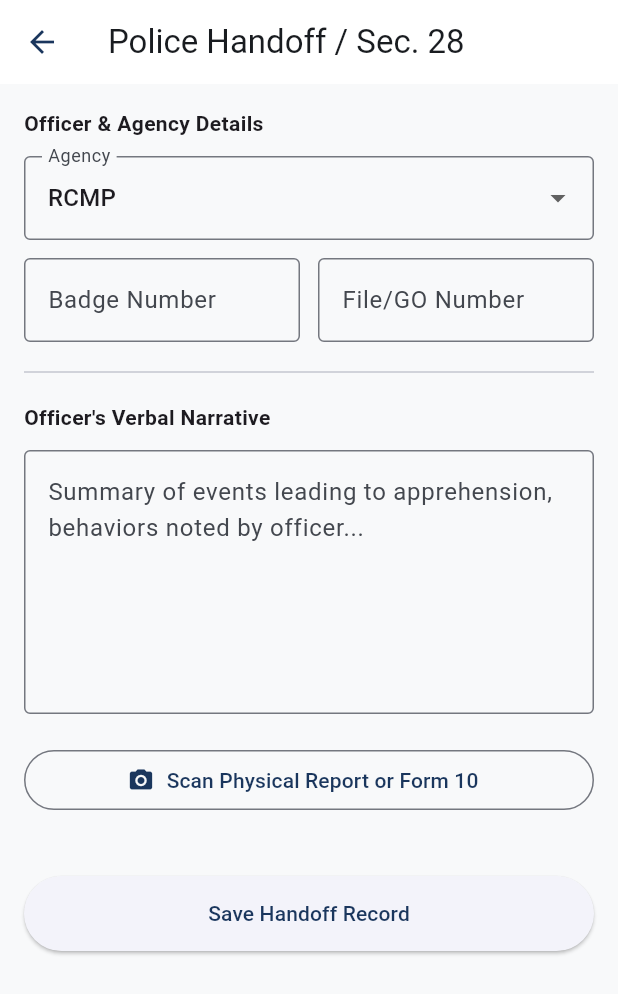
After one commit to rick-dalley/progressor, a Flutter app: the PoliceReportScreen screen opened directly, on a phone screen of 412 x 824 dp. The commit adds this screen. Shown: the top 994 px of the screen. Run offline on Flutter 3.47's test engine with Material 3 defaults, Android fonts, the light colour scheme and no system bars; our stand-ins replace google_fonts; Roboto replaces fonts that are missing (Inclusive Sans).

Commit message:
Added a screen for police reports (police_report.dart)

```diff
--- a/lib/screens/patient_roster.dart
+++ b/lib/screens/patient_roster.dart
@@ -1,6 +1,7 @@
 import 'dart:convert';
 import 'package:flutter/material.dart';
 import 'package:flutter/services.dart';
+import 'package:triage/screens/police_report.dart';
 import 'package:triage/screens/vitals.dart';
 import '../generated/l10n.dart';
 import '../widgets/patient_card.dart';
@@ -68,6 +69,18 @@ class _PatientRosterState extends State<PatientRoster> {
               onTap: () {
                 Navigator.pop(context);
                 _launchAssessmentModal(context);
+              },
+            ),
+            ListTile(
+              leading: const Icon(Icons.local_police_outlined, color: Colors.indigo),
+              title: const Text("Law Enforcement Handoff"),
+              subtitle: const Text("Section 28, Form 10, or Verbal Report"),
+              onTap: () {
+                Navigator.pop(context); // Close the popup
+                Navigator.push(
+                  context,
+                  MaterialPageRoute(builder: (context) => const PoliceReportScreen()),
+                );
               },
             ),
             const SizedBox(height: 20),
--- /dev/null
+++ b/lib/screens/police_report.dart
@@ -0,0 +1,94 @@
+import 'package:flutter/cupertino.dart';
+import 'package:flutter/material.dart';
+
+class PoliceReportScreen extends StatefulWidget {
+  const PoliceReportScreen({super.key});
+
+  @override
+  State<PoliceReportScreen> createState() => _PoliceReportScreenState();
+}
+
+class _PoliceReportScreenState extends State<PoliceReportScreen> {
+  final _badgeController = TextEditingController();
+  final _fileNumberController = TextEditingController();
+  final _narrativeController = TextEditingController();
+  String _selectedAgency = 'RCMP';
+
+  @override
+  Widget build(BuildContext context) {
+    return Scaffold(
+      appBar: AppBar(title: const Text("Police Handoff / Sec. 28")),
+      body: ListView(
+        padding: const EdgeInsets.all(16.0),
+        children: [
+          // Section 1: Agency Information
+          const Text("Officer & Agency Details", style: TextStyle(fontWeight: FontWeight.bold)),
+          const SizedBox(height: 12),
+          DropdownButtonFormField<String>(
+            value: _selectedAgency,
+            items: ['RCMP', 'VPD', 'Transit Police', 'Other'].map((String value) {
+              return DropdownMenuItem<String>(value: value, child: Text(value));
+            }).toList(),
+            onChanged: (val) => setState(() => _selectedAgency = val!),
+            decoration: const InputDecoration(border: OutlineInputBorder(), labelText: "Agency"),
+          ),
+          const SizedBox(height: 12),
+          Row(
+            children: [
+              Expanded(
+                child: TextField(
+                  controller: _badgeController,
+                  decoration: const InputDecoration(border: OutlineInputBorder(), labelText: "Badge Number"),
+                ),
+              ),
+              const SizedBox(width: 12),
+              Expanded(
+                child: TextField(
+                  controller: _fileNumberController,
+                  decoration: const InputDecoration(border: OutlineInputBorder(), labelText: "File/GO Number"),
+                ),
+              ),
+            ],
+          ),
+          const Divider(height: 40),
+
+          // Section 2: Narrative & Summary
+          const Text("Officer's Verbal Narrative", style: TextStyle(fontWeight: FontWeight.bold)),
+          const SizedBox(height: 12),
+          TextField(
+            controller: _narrativeController,
+            maxLines: 6,
+            decoration: const InputDecoration(
+              hintText: "Summary of events leading to apprehension, behaviors noted by officer...",
+              border: OutlineInputBorder(),
+            ),
+          ),
+          const SizedBox(height: 20),
+
+          // Section 3: Document Attachment
+          OutlinedButton.icon(
+            onPressed: () { /* Logic for Camera/File Picker discussed earlier */ },
+            icon: const Icon(Icons.camera_alt),
+            label: const Text("Scan Physical Report or Form 10"),
+          ),
+
+          const SizedBox(height: 40),
+
+          ElevatedButton(
+            onPressed: _savePoliceReport,
+            style: ElevatedButton.styleFrom(minimumSize: const Size.fromHeight(50)),
+            child: const Text("Save Handoff Record"),
+          ),
+        ],
+      ),
+    );
+  }
+
+  void _savePoliceReport() {
+    // Logic to save to your local state or database
+    Navigator.pop(context);
+    ScaffoldMessenger.of(context).showSnackBar(
+      const SnackBar(content: Text("Police handoff record saved.")),
+    );
+  }
+}
```
